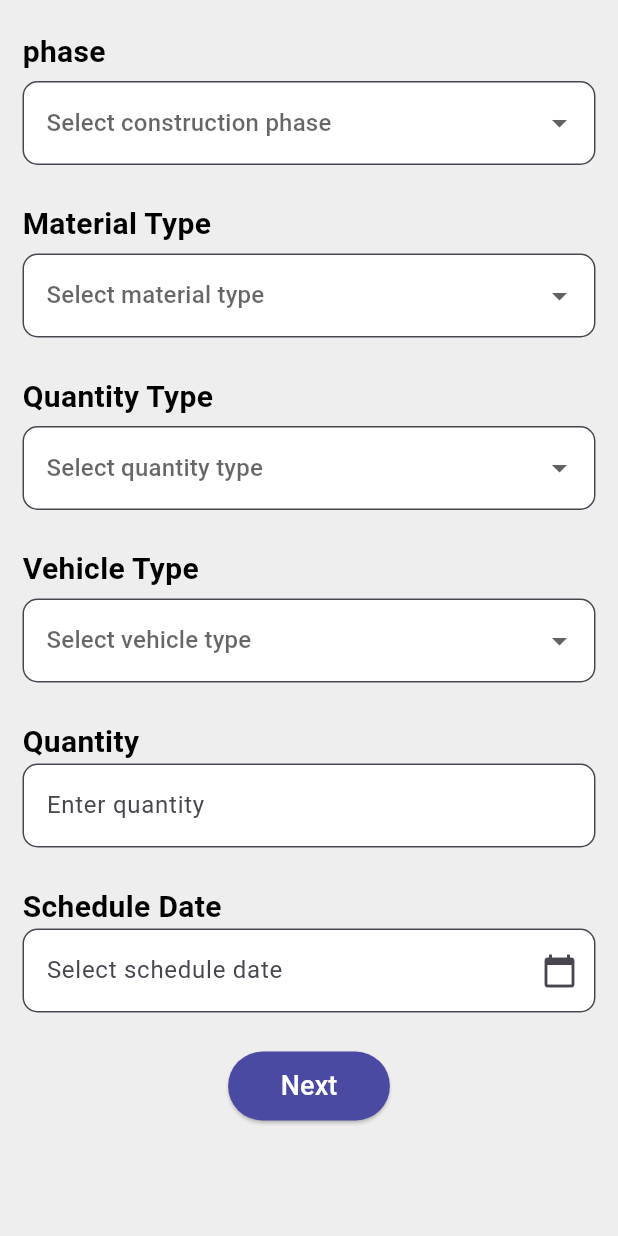
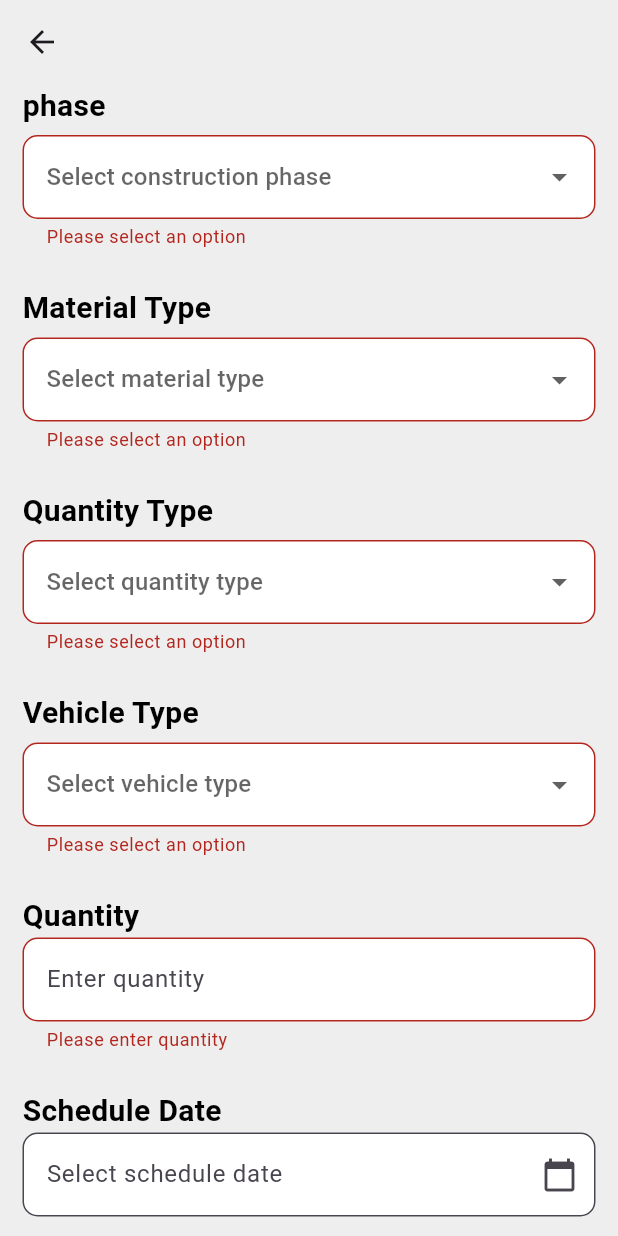
Before and after one commit to briandev25/Tumako, a Flutter app: the AddShipment screen opened directly, after a tap on "Next", on a phone screen of 412 x 824 dp. Run offline on Flutter 3.47's test engine with Material 3 defaults, Android fonts, the light colour scheme and no system bars; our stand-ins replace dio, email_validator, google_maps_flutter, google_nav_bar.

Commit message:
Began the geolocation page

```diff
--- a/lib/screens/add_shipment.dart
+++ b/lib/screens/add_shipment.dart
@@ -1,4 +1,5 @@
 import 'package:flutter/material.dart';
+import 'package:tumako/screens/pick_location.dart';
 import '../widgets/delivery_choice.dart';
 import '../widgets/delivery_query.dart';
 
@@ -53,6 +54,12 @@ class _AddShipmentState extends State<AddShipment> {
   final _formKey = GlobalKey<FormState>();
   DateTime? _selectedDate;
 
+  String? phase;
+  String? materialType;
+  String? quantityType;
+  String? vehicleType;
+  int? quantity;
+
   Future<void> _pickDate() async {
     DateTime? datePicked = await showDatePicker(
       context: context,
@@ -71,11 +78,12 @@ class _AddShipmentState extends State<AddShipment> {
   @override
   Widget build(BuildContext context) {
     return Scaffold(
+      appBar: AppBar(backgroundColor: Colors.grey[200]),
       backgroundColor: Colors.grey[200],
       body: SafeArea(
         child: SingleChildScrollView(
           child: Container(
-            margin: EdgeInsets.symmetric(horizontal: 15.0, vertical: 20.0),
+            margin: EdgeInsets.symmetric(horizontal: 15.0),
 
             child: Form(
               key: _formKey,
@@ -86,6 +94,19 @@ class _AddShipmentState extends State<AddShipment> {
                       query: item["query"],
                       choices: item["choices"],
                       hintText: item["hint"],
+                      onChanged: (value) {
+                        setState(() {
+                          if (item["query"] == "Phase") {
+                            phase = value;
+                          } else if (item["query"] == "Material Type") {
+                            materialType = value;
+                          } else if (item["query"] == "Quantity Type") {
+                            quantityType = value;
+                          } else if (item["query"] == "Vehicle Type") {
+                            vehicleType = value;
+                          }
+                        });
+                      },
                     ),
                   ),
                   Column(
@@ -93,6 +114,7 @@ class _AddShipmentState extends State<AddShipment> {
                     children: [
                       DeliveryQuery(query: "Quantity"),
                       TextFormField(
+                        keyboardType: TextInputType.number,
                         decoration: InputDecoration(
                           hintText: "Enter quantity",
                           fillColor: Colors.white,
@@ -101,6 +123,20 @@ class _AddShipmentState extends State<AddShipment> {
                             borderRadius: BorderRadius.circular(10.0),
                           ),
                         ),
+                        validator: (value) {
+                          if (value == null || value.isEmpty) {
+                            return "Please enter quantity";
+                          }
+                          if (int.tryParse(value) == null) {
+                            return "Please enter a valid number";
+                          }
+                          return null;
+                        },
+                        onChanged: (value) {
+                          setState(() {
+                            quantity = int.parse(value);
+                          });
+                        },
                       ),
                       SizedBox(height: 25.0),
                       DeliveryQuery(query: "Schedule Date"),
@@ -115,7 +151,10 @@ class _AddShipmentState extends State<AddShipment> {
                           ),
                           suffixIcon: Icon(Icons.calendar_today),
                         ),
-                        onTap: _pickDate,
+                        onTap: () async {
+                          FocusScope.of(context).requestFocus(FocusNode());
+                          await _pickDate();
+                        },
                       ),
                       SizedBox(height: 25.0),
                       Align(
@@ -129,7 +168,15 @@ class _AddShipmentState extends State<AddShipment> {
                               vertical: 10.0,
                             ),
                           ),
-                          onPressed: () {},
+                          onPressed: () {
+                            if (_formKey.currentState!.validate()) {
+                              Navigator.of(context).push(
+                                MaterialPageRoute(
+                                  builder: (context) => PickLocation(),
+                                ),
+                              );
+                            }
+                          },
                           child: Text("Next", style: TextStyle(fontSize: 18.0)),
                         ),
                       ),
--- a/lib/widgets/delivery_choice.dart
+++ b/lib/widgets/delivery_choice.dart
@@ -5,11 +5,13 @@ class DeliveryChoice extends StatelessWidget {
   final String query;
   final List<String> choices;
   final String hintText;
+  final Function(String?)? onChanged;
   const DeliveryChoice({
     super.key,
     required this.query,
     required this.choices,
     required this.hintText,
+    required this.onChanged,
   });
 
   @override
@@ -34,7 +36,13 @@ class DeliveryChoice extends StatelessWidget {
                     DropdownMenuItem(value: choice, child: Text(choice)),
               )
               .toList(),
-          onChanged: (value) {},
+          validator: (value) {
+            if (value == null || value.isEmpty) {
+              return 'Please select an option';
+            }
+            return null;
+          },
+          onChanged: onChanged,
         ),
         SizedBox(height: 25.0),
       ],
--- a/pubspec.yaml
+++ b/pubspec.yaml
@@ -39,6 +39,8 @@ dependencies:
   dio: ^5.9.2
   shared_preferences: ^2.5.5
   google_nav_bar: ^5.0.7
+  flutter_dotenv: ^6.0.1
+  google_maps_flutter: ^2.17.0
 
 dev_dependencies:
   flutter_test:
```
Also changed, not shown: lib/screens/home/homepage.dart (+7 -4 lines), lib/screens/pick_location.dart (added, +45 -0 lines), pubspec.lock, 3 other files.
